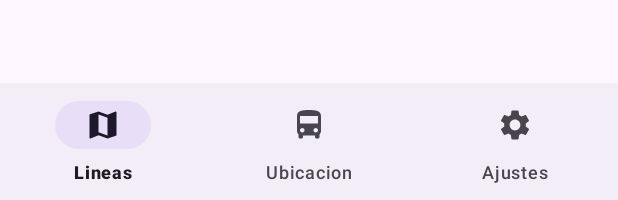
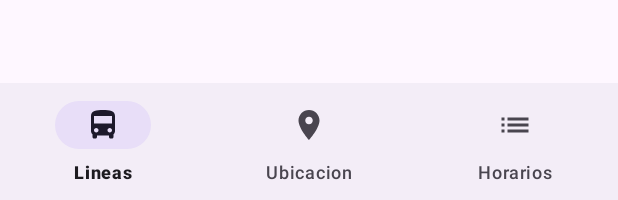
Before and after one commit to Thiagonl1/TrackerColectivos, an Android app: the layout activity_muestra_menu.xml on its own in the app's theme, with its tools: preview values and no code run, on a phone screen of 412 x 824 dp. Shown: the part 1033-1233 px from the top of the screen. Run offline under Robolectric (Android 15) with nearby library versions, the phone set to English and light mode, and no system bars; network calls fail.

```diff
--- a/app/src/main/java/com/c11/colectivosfinal/activities/MuestraMenu.java
+++ b/app/src/main/java/com/c11/colectivosfinal/activities/MuestraMenu.java
@@ -55,7 +55,7 @@ public class MuestraMenu extends AppCompatActivity {
     private void replaceFragment(Fragment fragment){
         FragmentManager fragmentManager = getSupportFragmentManager();
         FragmentTransaction fragmentTransaction = fragmentManager.beginTransaction();
-        fragmentTransaction.replace(R.id.frame_layout, fragment);
+        fragmentTransaction.replace(R.id.frame_layouta, fragment);
         fragmentTransaction.commit();
         fragmentManager.executePendingTransactions();
         invalidateMenu();
@@ -70,7 +70,7 @@ public class MuestraMenu extends AppCompatActivity {
 
     @Override
     public boolean onPrepareOptionsMenu(Menu menu) {
-        Fragment currentFragment = getSupportFragmentManager().findFragmentById(R.id.frame_layout);
+        Fragment currentFragment = getSupportFragmentManager().findFragmentById(R.id.frame_layouta);
 
         if (currentFragment instanceof HomeFragment) {
             menu.findItem(R.id.item_home).setVisible(true);
--- a/app/src/main/java/com/c11/colectivosfinal/fragments/HomeFragment.java
+++ b/app/src/main/java/com/c11/colectivosfinal/fragments/HomeFragment.java
@@ -187,9 +187,9 @@ public class HomeFragment extends Fragment {
         String idLinea = bundle.getString("idLinea");
 
         fragmentCambio = UbicacionFragment.newInstance(recorrido, idColectivo, idLinea);
-        fragmentTransaction.replace(R.id.frame_layout, fragmentCambio, tag);
+        fragmentTransaction.replace(R.id.frame_layouta, fragmentCambio, tag);
         fragmentTransaction.addToBackStack(null);
-        fragmentTransaction.replace(R.id.frame_layout, fragmentCambio, tag);
+        fragmentTransaction.replace(R.id.frame_layouta, fragmentCambio, tag);
         fragmentTransaction.addToBackStack(null);
 
         fragmentTransaction.commit();
--- /dev/null
+++ b/app/src/main/res/drawable/lista.xml
@@ -0,0 +1,5 @@
+<vector xmlns:android="http://schemas.android.com/apk/res/android" android:autoMirrored="true" android:height="24dp" android:tint="#000000" android:viewportHeight="24" android:viewportWidth="24" android:width="24dp">
+
+    <path android:fillColor="@android:color/white" android:pathData="M3,13h2v-2L3,11v2zM3,17h2v-2L3,15v2zM3,9h2L5,7L3,7v2zM7,13h14v-2L7,11v2zM7,17h14v-2L7,15v2zM7,7v2h14L21,7L7,7z"/>
+
+</vector>
--- /dev/null
+++ b/app/src/main/res/drawable/ubicacion.xml
@@ -0,0 +1,5 @@
+<vector xmlns:android="http://schemas.android.com/apk/res/android" android:height="24dp" android:tint="#000000" android:viewportHeight="24" android:viewportWidth="24" android:width="24dp">
+
+    <path android:fillColor="@android:color/white" android:pathData="M12,2C8.13,2 5,5.13 5,9c0,5.25 7,13 7,13s7,-7.75 7,-13c0,-3.87 -3.13,-7 -7,-7zM12,11.5c-1.38,0 -2.5,-1.12 -2.5,-2.5s1.12,-2.5 2.5,-2.5 2.5,1.12 2.5,2.5 -1.12,2.5 -2.5,2.5z"/>
+
+</vector>
--- a/app/src/main/res/layout/activity_muestra_menu.xml
+++ b/app/src/main/res/layout/activity_muestra_menu.xml
@@ -6,7 +6,7 @@
     android:layout_height="match_parent">
 
     <FrameLayout
-        android:id="@+id/frame_layout"
+        android:id="@+id/frame_layouta"
         android:layout_width="0dp"
         android:layout_height="0dp"
         app:layout_constraintBottom_toTopOf="@+id/bottomNavigationView"
--- a/app/src/main/res/menu/menu_prot.xml
+++ b/app/src/main/res/menu/menu_prot.xml
@@ -4,15 +4,16 @@
 
     <item
         android:id="@+id/item_home"
-        android:icon="@drawable/baseline_map_24"
+        android:icon="@drawable/baseline_directions_bus_24"
+
         android:title="Lineas" />
     <item
         android:id="@+id/item_ubicacion"
         android:title="Ubicacion"
-        android:icon="@drawable/baseline_directions_bus_24"/>
+        android:icon="@drawable/ubicacion"/>
     <item
         android:id="@+id/item_ajustes"
-        android:title="Ajustes"
-        android:icon="@drawable/settings"/>
+        android:icon="@drawable/lista"
+        android:title="Horarios" />
 
 </menu>
--- a/gradle.properties
+++ b/gradle.properties
@@ -15,6 +15,7 @@ org.gradle.jvmargs=-Xmx2048m -Dfile.encoding=UTF-8
 # Android operating system, and which are packaged with your app's APK
 # https://developer.android.com/topic/libraries/support-library/androidx-rn
 android.useAndroidX=true
+android.enableJetifier=true
 # Enables namespacing of each library's R class so that its R class includes only the
 # resources declared in the library itself and none from the library's dependencies,
 # thereby reducing the size of the R class for that library
--- a/settings.gradle.kts
+++ b/settings.gradle.kts
@@ -8,14 +8,17 @@ pluginManagement {
             }
         }
         mavenCentral()
+        maven("https://jitpack.io")
         gradlePluginPortal()
     }
 }
+
 dependencyResolutionManagement {
     repositoriesMode.set(RepositoriesMode.FAIL_ON_PROJECT_REPOS)
     repositories {
         google()
         mavenCentral()
+        maven { setUrl("https://jitpack.io") }
     }
 }
 
```
Also changed, not shown: app/build.gradle.kts (+8 -1 lines), app/src/main/java/com/c11/colectivosfinal/fragments/MuestraPDF.java (renamed from app/src/main/java/com/c11/colectivosfinal/fragments/EleccionLinea.java, +18 -17 lines), app/src/main/java/com/c11/colectivosfinal/fragments/SettingsFragment.java (+87 -1 lines), app/src/main/res/layout/fragment_muestrapdf.xml (renamed from app/src/main/res/layout/fragment_eleccion_linea.xml, +4 -4 lines), app/src/main/res/layout/fragment_settings.xml (+26 -2 lines), 3 other files.
